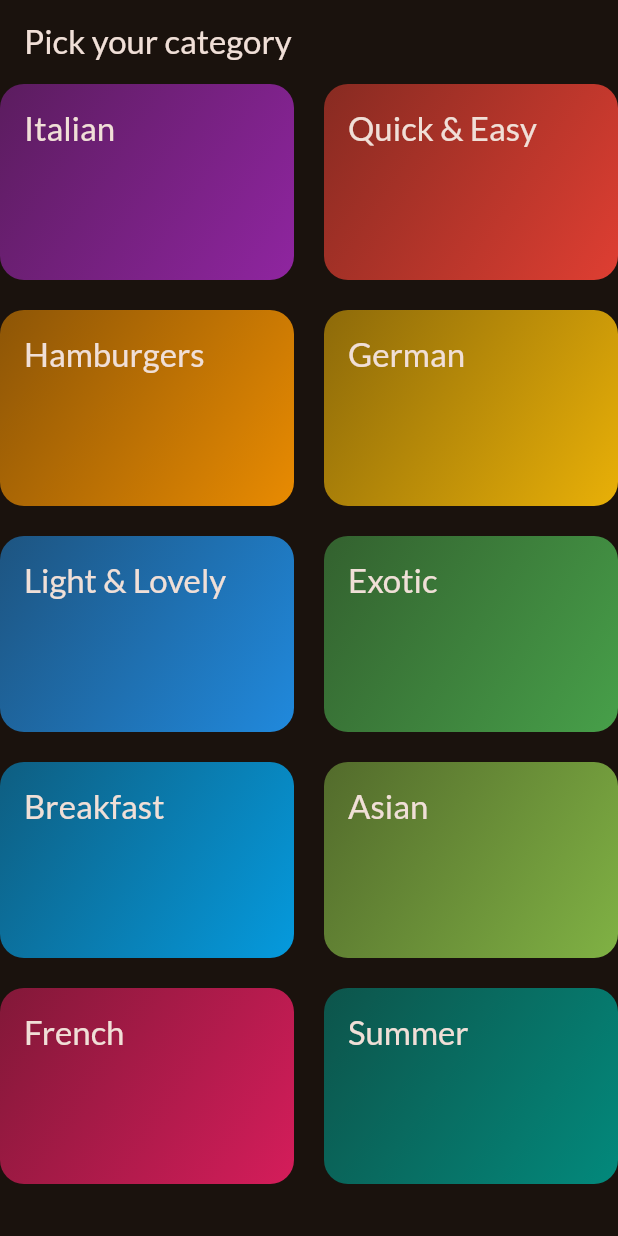
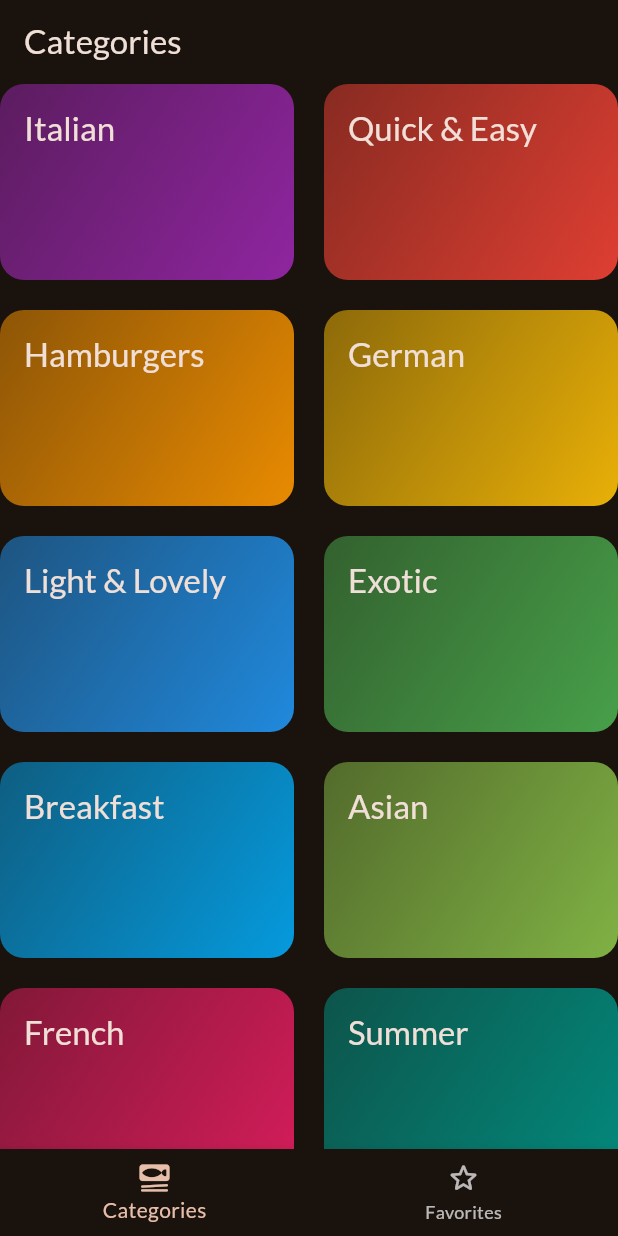
Before and after one commit to ardacagankeser/meals, a Flutter app: the screen it shows after launch, on a phone screen of 412 x 824 dp. Run offline on Flutter 3.47's test engine with Material 3 defaults, Android fonts, the phone set to English and light mode, and no system bars; our stand-ins replace google_fonts, transparent_image.

Commit message:
added meal detail screen and tabs screen

```diff
--- a/lib/main.dart
+++ b/lib/main.dart
@@ -1,6 +1,6 @@
 import 'package:flutter/material.dart';
 import 'package:google_fonts/google_fonts.dart';
-import 'package:meals/screens/categories.dart';
+import 'package:meals/screens/tabs.dart';
 
 final theme = ThemeData(
   useMaterial3: true,
@@ -22,7 +22,7 @@ class App extends StatelessWidget {
   Widget build(BuildContext context) {
     return MaterialApp(
       theme: theme,
-      home: CategoriesScreen()
+      home: TabsScreen()
     );
   }
 }
--- a/lib/screens/categories.dart
+++ b/lib/screens/categories.dart
@@ -20,12 +20,7 @@ class CategoriesScreen extends StatelessWidget {
 
   @override
   Widget build(BuildContext context) {
-    return Scaffold(
-      appBar: AppBar(
-        title: const Text("Pick your category"),
-      ),
-
-      body: GridView(
+    return GridView(
       gridDelegate: SliverGridDelegateWithFixedCrossAxisCount(
         crossAxisCount: 2,
         childAspectRatio: 3/2,
@@ -42,7 +37,6 @@ class CategoriesScreen extends StatelessWidget {
             }
           )
       ],
-      ),
     );
   }
 }
--- /dev/null
+++ b/lib/screens/tabs.dart
@@ -0,0 +1,60 @@
+import 'package:flutter/material.dart';
+import 'package:meals/screens/categories.dart';
+import 'package:meals/screens/meals.dart';
+
+class TabsScreen extends StatefulWidget {
+  const TabsScreen({super.key});
+
+  @override
+  State<TabsScreen> createState() {
+    return _TabsScreenState();
+  }
+}
+
+class _TabsScreenState extends State<TabsScreen> {
+  int _selectedPageIndex = 0;
+
+  void _selectPage(int index) {
+    setState(() {
+      _selectedPageIndex = index;
+    });
+  }
+
+  @override
+  Widget build(BuildContext context) {
+    Widget activePage = CategoriesScreen();
+    var activePageTitle = "Categories";
+
+    if(_selectedPageIndex == 1) {
+      activePage = MealsScreen(meals: []);
+
+      activePageTitle = "Favorites";
+    }
+
+    return Scaffold(
+      appBar: AppBar(
+        title: Text(activePageTitle),
+      ),
+
+      body: activePage,
+
+      bottomNavigationBar: BottomNavigationBar(
+        onTap: _selectPage,
+
+        currentIndex: _selectedPageIndex,
+
+        items: [
+          BottomNavigationBarItem(
+            icon: Icon(Icons.set_meal_rounded),
+            label: "Categories",
+          ),
+
+          BottomNavigationBarItem(
+            icon: Icon(Icons.star_border_rounded),
+            label: "Favorites"
+          ),
+        ],
+      ),
+    );
+  }
+}
```
Also changed, not shown: lib/screens/meal_detail.dart (added, +75 -0 lines), lib/screens/meals.dart (+37 -19 lines), lib/widgets/meal_item.dart (+11 -2 lines). Lines whose indentation alone changed are shown as unchanged.
